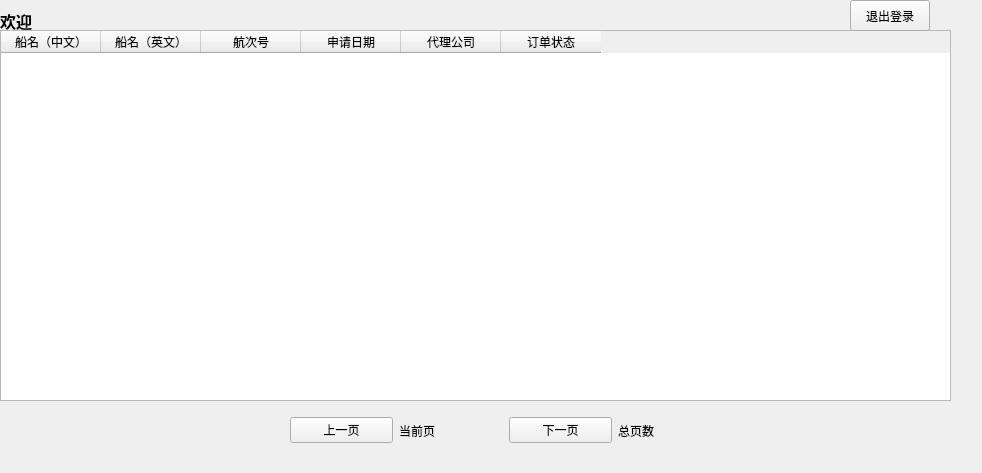
The window that tcmainwindow.ui (KKszkad/TugBillingSystem) describes before a commit, drawn with Qt 5.
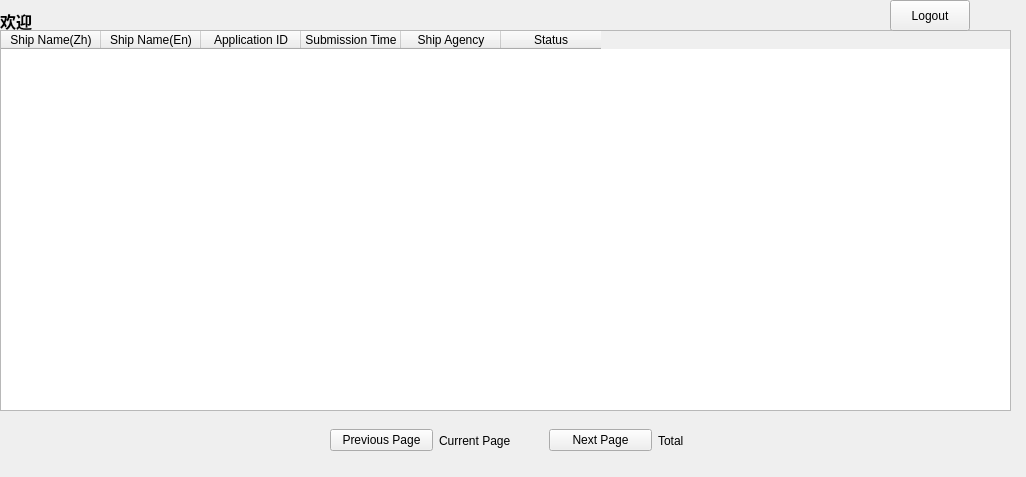
The same window after the commit.

```diff
--- a/tcmainwindow.ui
+++ b/tcmainwindow.ui
@@ -6,8 +6,8 @@
    <rect>
     <x>0</x>
     <y>0</y>
-    <width>982</width>
-    <height>473</height>
+    <width>1026</width>
+    <height>477</height>
    </rect>
   </property>
   <property name="windowTitle">
@@ -19,7 +19,7 @@
      <rect>
       <x>0</x>
       <y>0</y>
-      <width>961</width>
+      <width>1021</width>
       <height>461</height>
      </rect>
     </property>
@@ -32,38 +32,38 @@
        <rect>
         <x>0</x>
         <y>30</y>
-        <width>951</width>
-        <height>371</height>
+        <width>1011</width>
+        <height>381</height>
        </rect>
       </property>
       <column>
        <property name="text">
-        <string>船名（中文）</string>
+        <string>Ship Name(Zh)</string>
        </property>
       </column>
       <column>
        <property name="text">
-        <string>船名（英文）</string>
+        <string>Ship Name(En)</string>
        </property>
       </column>
       <column>
        <property name="text">
-        <string>航次号</string>
+        <string>Application ID</string>
        </property>
       </column>
       <column>
        <property name="text">
-        <string>申请日期</string>
+        <string>Submission Time</string>
        </property>
       </column>
       <column>
        <property name="text">
-        <string>代理公司</string>
+        <string>Ship Agency</string>
        </property>
       </column>
       <column>
        <property name="text">
-        <string>订单状态</string>
+        <string>Status</string>
        </property>
       </column>
      </widget>
@@ -89,21 +89,21 @@
      <widget class="QPushButton" name="logOut0">
       <property name="geometry">
        <rect>
-        <x>850</x>
+        <x>890</x>
         <y>0</y>
         <width>80</width>
         <height>31</height>
        </rect>
       </property>
       <property name="text">
-       <string>退出登录</string>
+       <string>Logout</string>
       </property>
      </widget>
      <widget class="QWidget" name="layoutWidget">
       <property name="geometry">
        <rect>
-        <x>290</x>
-        <y>410</y>
+        <x>330</x>
+        <y>420</y>
         <width>431</width>
         <height>41</height>
        </rect>
@@ -112,28 +112,28 @@
        <item>
         <widget class="QPushButton" name="lastPage0">
          <property name="text">
-          <string>上一页</string>
+          <string>Previous Page</string>
          </property>
         </widget>
        </item>
        <item>
         <widget class="QLabel" name="currentPage0">
          <property name="text">
-          <string>当前页</string>
+          <string>Current Page</string>
          </property>
         </widget>
        </item>
        <item>
         <widget class="QPushButton" name="nextPage0">
          <property name="text">
-          <string>下一页</string>
+          <string>Next Page</string>
          </property>
         </widget>
        </item>
        <item>
         <widget class="QLabel" name="totalPage0">
          <property name="text">
-          <string>总页数</string>
+          <string>Total</string>
          </property>
         </widget>
        </item>
```
Left out of the diff: 28 changed lines with no effect on the pictures.
